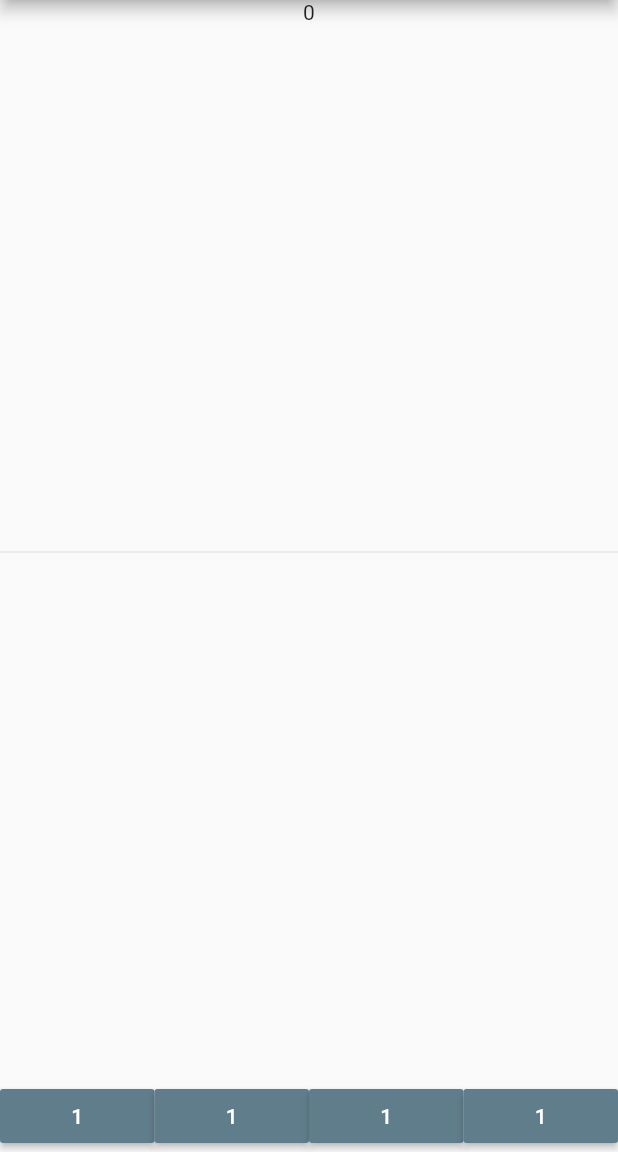
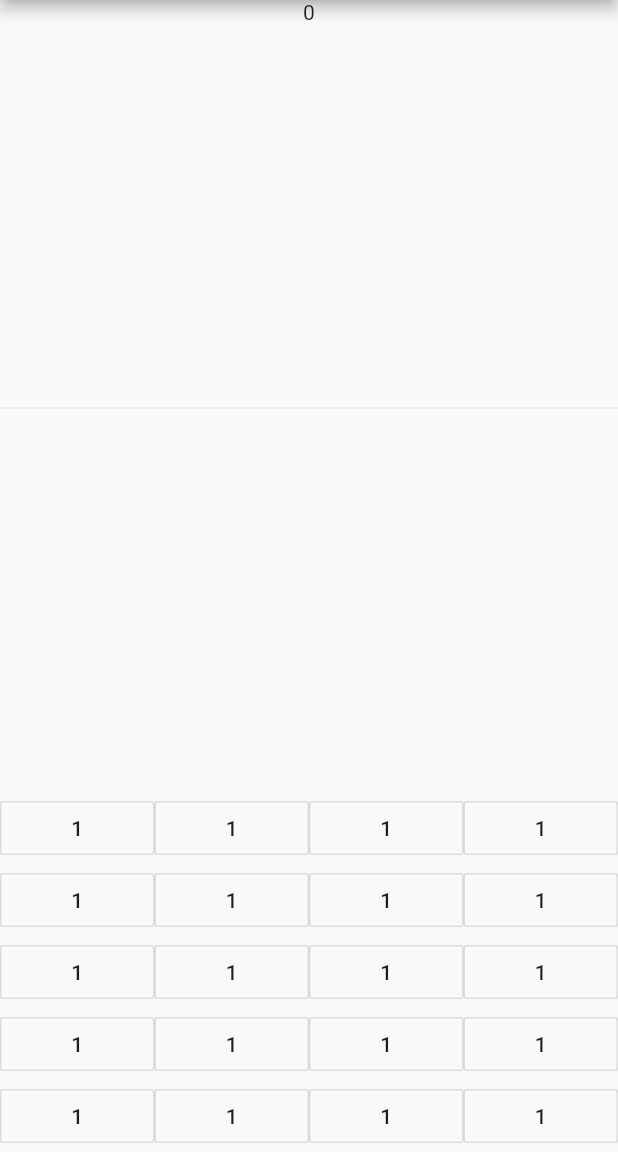
Before and after one commit to fahimulshimul/flutter_calculator, a Flutter app: the screen it shows after launch, on a phone screen of 412 x 824 dp, the part 84-1236 px from its top. Run offline on Flutter 3.47's test engine with Material 2 defaults, Android fonts, the phone set to English and light mode, and no system bars.

Commit message:
add multiple rows

```diff
--- a/lib/main.dart
+++ b/lib/main.dart
@@ -29,11 +29,9 @@ class MyHomePage extends StatefulWidget {
 class _MyHomePageState extends State<MyHomePage> {
   Widget buildButton() {
     return new Expanded(
-      child: new MaterialButton(
+      child: new OutlineButton(
         child: new Text("1"),
         onPressed: () => {},
-        color: Colors.blueGrey,
-        textColor: Colors.white,
       ),
     );
   }
@@ -51,14 +49,38 @@ class _MyHomePageState extends State<MyHomePage> {
             new Expanded(
               child: new Divider(),
             ),
-            new Row(
-              children: [
+            new Column(children: [
+              new Row(children: [
                 buildButton(),
                 buildButton(),
                 buildButton(),
                 buildButton()
-              ],
-            )
+              ]),
+              new Row(children: [
+                buildButton(),
+                buildButton(),
+                buildButton(),
+                buildButton()
+              ]),
+              new Row(children: [
+                buildButton(),
+                buildButton(),
+                buildButton(),
+                buildButton()
+              ]),
+              new Row(children: [
+                buildButton(),
+                buildButton(),
+                buildButton(),
+                buildButton()
+              ]),
+              new Row(children: [
+                buildButton(),
+                buildButton(),
+                buildButton(),
+                buildButton()
+              ]),
+            ]),
           ],
         ),
       ),
```
